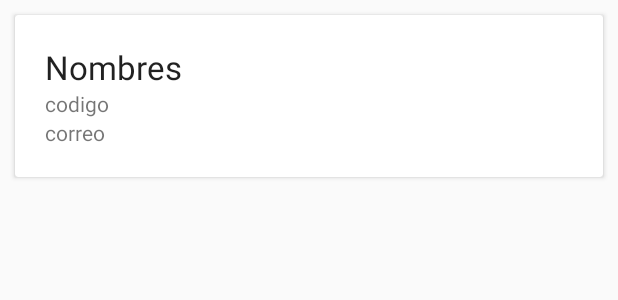
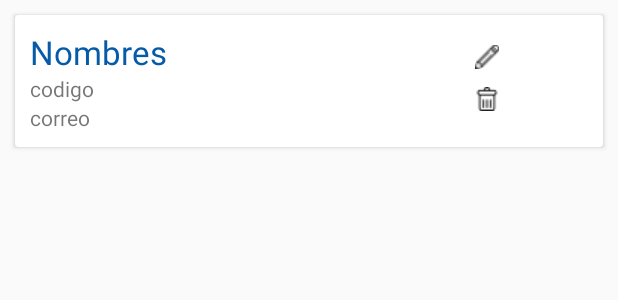
Before and after one commit to dreyna/RestClient, an Android app: the layout item_alumno.xml on its own in the app's theme, with its tools: preview values and no code run, on a phone screen of 412 x 824 dp. Shown: the top 300 px of the screen. Run offline under Robolectric (Android 15) with nearby library versions, the phone set to English and light mode, and no system bars.

```diff
--- a/app/src/main/java/com/example/restclient/Alumno.java
+++ b/app/src/main/java/com/example/restclient/Entity/Alumno.java
@@ -1,4 +1,4 @@
-package com.example.restclient;
+package com.example.restclient.Entity;
 
 public class Alumno {
     private int idalumno;
--- /dev/null
+++ b/app/src/main/java/com/example/restclient/retrofit/Urls.java
@@ -0,0 +1,5 @@
+package com.example.restclient.retrofit;
+
+public interface Urls {
+    public static final String URL = "http://192.168.74.17:4000/alumno/";
+}
--- a/app/src/main/res/layout/item_alumno.xml
+++ b/app/src/main/res/layout/item_alumno.xml
@@ -3,21 +3,24 @@
     android:orientation="vertical"
     android:layout_width="match_parent"
     android:layout_height="wrap_content">
-
-
     <androidx.cardview.widget.CardView
         android:layout_margin="10dp"
         android:layout_width="match_parent"
         android:layout_height="wrap_content" >
         <LinearLayout
             android:layout_width="match_parent"
+            android:layout_height="wrap_content"
+            android:orientation="horizontal">
+            <LinearLayout
+                android:layout_width="300dp"
                 android:orientation="vertical"
-            android:padding="20dp"
+                android:padding="10dp"
                 android:layout_height="wrap_content">
                 <TextView
                     android:id="@+id/tvnombre"
                     android:layout_width="match_parent"
                     android:layout_height="wrap_content"
+                    android:textColor="#055BA7"
                     android:textAppearance="@style/TextAppearance.AppCompat.Large"
                     android:text="Nombres">
                 </TextView>
@@ -34,5 +37,35 @@
                     android:text="correo">
                 </TextView>
             </LinearLayout>
+            <LinearLayout
+                android:layout_width="30dp"
+                android:layout_height="wrap_content"
+                android:gravity="center_horizontal"
+                 android:orientation="horizontal">
+                <LinearLayout
+                    android:layout_width="30dp"
+                    android:layout_height="wrap_content"
+                    android:orientation="vertical">
+                    <ImageButton
+                        android:layout_width="wrap_content"
+                        android:layout_height="wrap_content"
+                        android:layout_marginTop="20dp"
+                        android:layout_gravity="center_horizontal"
+                        android:background="#fff"
+                        android:id="@+id/btneditar"
+                        android:src="@drawable/editar2">
+                    </ImageButton>
+                    <ImageButton
+                        android:layout_width="wrap_content"
+                        android:layout_height="wrap_content"
+                        android:layout_marginTop="12dp"
+                        android:layout_gravity="center_horizontal"
+                        android:background="#fff"
+                        android:id="@+id/btneliminar"
+                        android:src="@drawable/eliminar">
+                    </ImageButton>
+                </LinearLayout>
+            </LinearLayout>
+        </LinearLayout>
     </androidx.cardview.widget.CardView>
 </LinearLayout>
```
Also changed, not shown: app/src/main/java/com/example/restclient/JsonApi.java (deleted, +0 -11 lines), app/src/main/java/com/example/restclient/Posts.java (deleted, +0 -40 lines), app/src/main/java/com/example/restclient/adapter/AdapterAlumno.java (renamed from app/src/main/java/com/example/restclient/AdapterAlumno.java, +23 -2 lines), app/src/main/java/com/example/restclient/retrofit/APIUtils.java (added, +9 -0 lines), app/src/main/java/com/example/restclient/retrofit/JsonApi.java (added, +31 -0 lines), app/src/main/java/com/example/restclient/retrofit/RetrofitClient.java (added, +16 -0 lines), app/src/main/res/layout/activity_main.xml (+11 -2 lines), app/src/main/res/drawable/editar.png (added), app/src/main/res/drawable/editar2.png (added), app/src/main/res/drawable/eliminar.png (added). Lines whose indentation alone changed are shown as unchanged.
